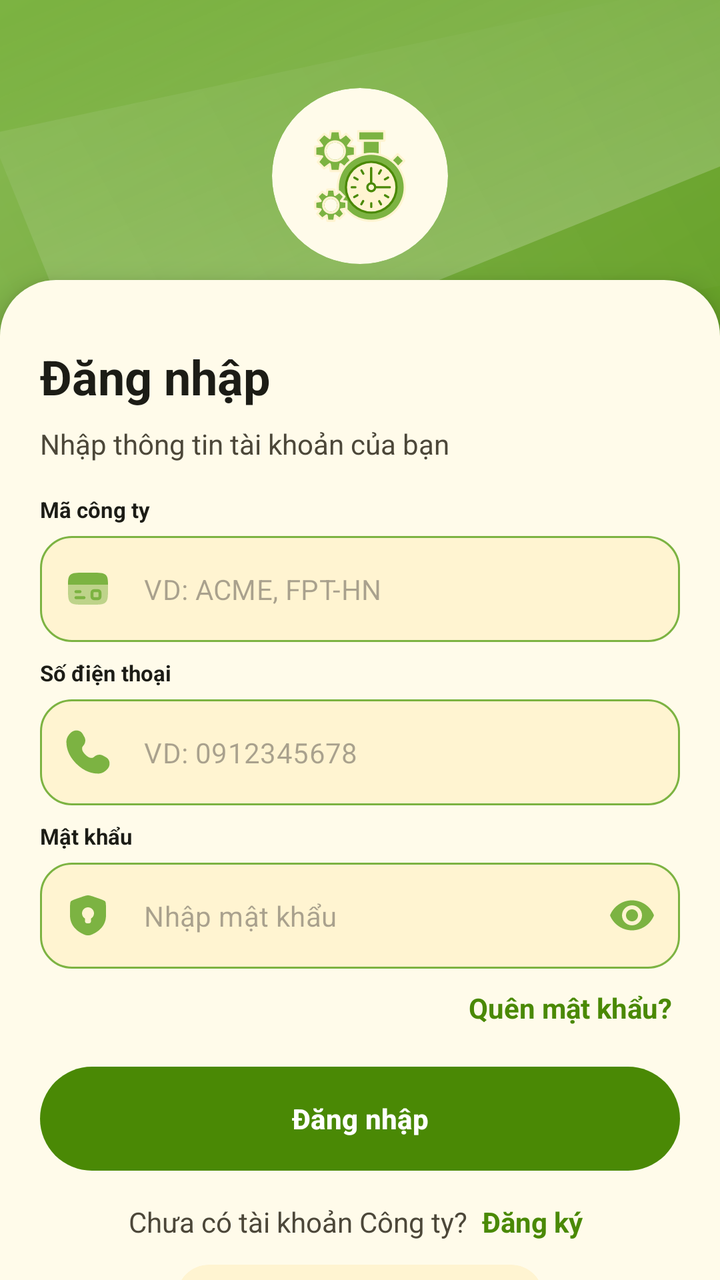
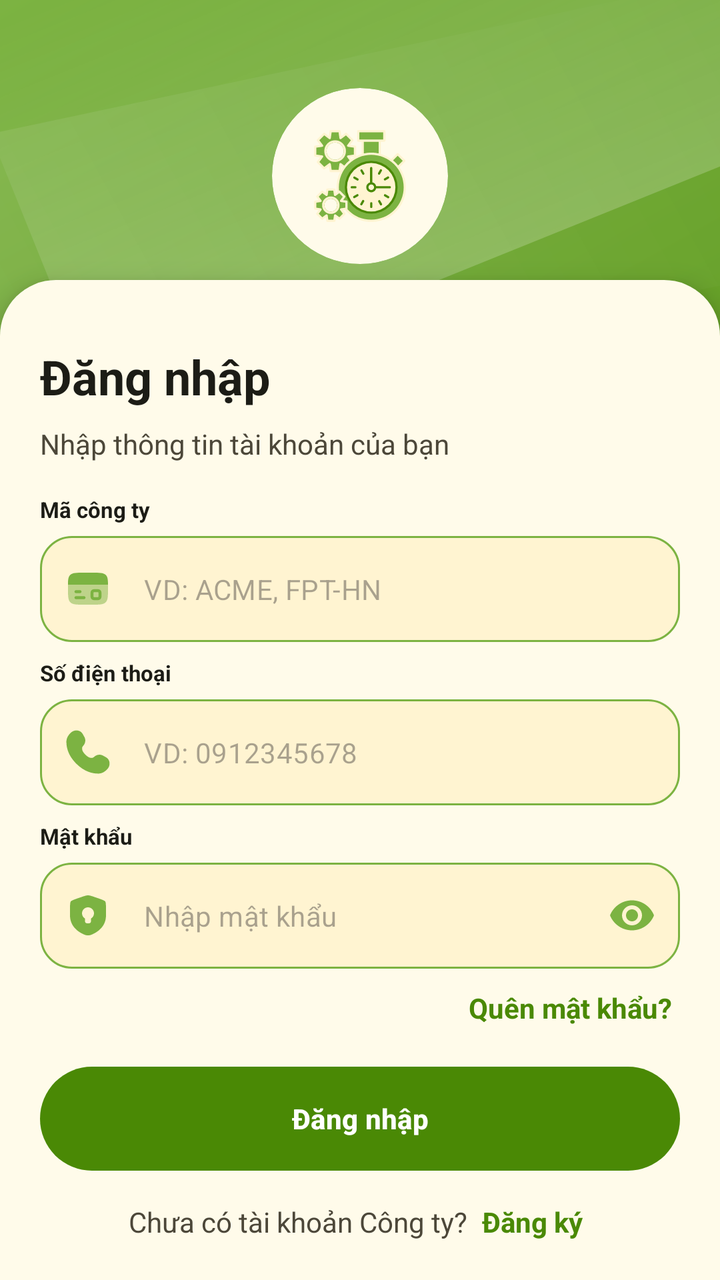

Screens rendered from an Android XML layout before and after an edit, with the pre-edit source and the edit as a unified diff.
<!-- AndroidManifest.xml: application theme Theme.AttendanceApp -->
<!-- res/layout/fragment_login.xml -->
<?xml version="1.0" encoding="utf-8"?>
<androidx.coordinatorlayout.widget.CoordinatorLayout
    xmlns:android="http://schemas.android.com/apk/res/android"
    xmlns:app="http://schemas.android.com/apk/res-auto"
    xmlns:tools="http://schemas.android.com/tools"
    android:layout_width="match_parent"
    android:layout_height="match_parent"
    android:background="@drawable/bg_login_header"
    tools:context=".ui.main.auth.login.LoginFragment">

    
    <androidx.constraintlayout.widget.ConstraintLayout
        android:id="@+id/headerLayout"
        android:layout_width="match_parent"
        android:layout_height="match_parent">

        
        <LinearLayout
            android:id="@+id/loginHeader"
            android:layout_width="match_parent"
            android:layout_height="wrap_content"
            android:layout_marginTop="44dp"
            android:gravity="center"
            android:orientation="vertical"
            android:paddingHorizontal="@dimen/spacing_xl"
            app:layout_constraintEnd_toEndOf="parent"
            app:layout_constraintHorizontal_bias="0.0"
            app:layout_constraintStart_toStartOf="parent"
            app:layout_constraintTop_toTopOf="parent">

            <com.google.android.material.card.MaterialCardView
                android:id="@+id/cardLogo"
                android:layout_width="@dimen/login_logo_size"
                android:layout_height="@dimen/login_logo_size"
                app:cardCornerRadius="@dimen/radius_full"
                app:cardElevation="@dimen/elevation_none"
                app:strokeWidth="@dimen/border_none">

                <ImageView
                    android:id="@+id/ivLogo"
                    android:layout_width="match_parent"
                    android:layout_height="match_parent"
                    android:contentDescription="@string/app_name"
                    android:padding="@dimen/spacing_l"
                    android:src="@drawable/ic_logo" />
            </com.google.android.material.card.MaterialCardView>

            <TextView
                android:id="@+id/tvWelcome"
                android:layout_width="wrap_content"
                android:layout_height="wrap_content"
                android:layout_marginTop="@dimen/spacing_m"
                android:fontFamily="sans-serif-black"
                android:gravity="center"
                android:text="@string/login_welcome_title"
                android:textColor="?attr/colorOnPrimary"
                android:textSize="@dimen/text_size_headline_medium" />

            <TextView
                android:id="@+id/tvSubtitle"
                android:layout_width="wrap_content"
                android:layout_height="wrap_content"
                android:layout_marginTop="@dimen/spacing_2xs"
                android:alpha="0.8"
                android:gravity="center"
                android:text="@string/login_welcome_subtitle"
                android:textColor="?attr/colorOnPrimary"
                android:textSize="@dimen/text_size_body_medium" />

        </LinearLayout>
    </androidx.constraintlayout.widget.ConstraintLayout>

    
    <androidx.core.widget.NestedScrollView
        android:id="@+id/bottomSheet"
        android:layout_width="match_parent"
        android:layout_height="wrap_content"
        android:background="@drawable/bg_bottom_sheet"
        android:elevation="8dp"
        android:overScrollMode="never"
        app:behavior_fitToContents="true"
        app:behavior_hideable="false"
        app:behavior_peekHeight="500dp"
        app:layout_behavior="com.google.android.material.bottomsheet.BottomSheetBehavior">

        <LinearLayout
            android:layout_width="match_parent"
            android:layout_height="wrap_content"
            android:orientation="vertical"
            android:paddingHorizontal="@dimen/spacing_xl"
            android:paddingTop="@dimen/spacing_3xl"
            android:paddingBottom="@dimen/spacing_3xl">

            <TextView
                android:layout_width="wrap_content"
                android:layout_height="wrap_content"
                android:text="Đăng nhập"
                android:textColor="?attr/colorOnSurface"
                android:textSize="@dimen/text_size_headline_small"
                android:textStyle="bold" />

            <TextView
                android:layout_width="wrap_content"
                android:layout_height="wrap_content"
                android:layout_marginTop="@dimen/spacing_s"
                android:text="Nhập thông tin tài khoản của bạn"
                android:textColor="?attr/colorOnSurfaceVariant"
                android:textSize="@dimen/text_size_body_medium" />

            
            <TextView
                android:layout_width="wrap_content"
                android:layout_height="wrap_content"
                android:layout_marginTop="@dimen/spacing_l"
                android:text="Mã công ty"
                android:textColor="?attr/colorOnSurface"
                android:textSize="@dimen/text_size_body_small"
                android:textStyle="bold" />

            <com.google.android.material.textfield.TextInputLayout
                android:id="@+id/tilCompanyCode"
                style="@style/AppTextInputLayout"
                android:layout_width="match_parent"
                android:layout_height="wrap_content"
                android:layout_marginTop="@dimen/spacing_xs"
                app:endIconMode="clear_text"
                app:hintEnabled="false"
                app:startIconDrawable="@drawable/ic_card_company">

                <com.google.android.material.textfield.TextInputEditText
                    android:id="@+id/edtCompanyCode"
                    style="@style/AppTextInputEditText"
                    android:layout_width="match_parent"
                    android:layout_height="wrap_content"
                    android:hint="VD: ACME, FPT-HN"
                    android:inputType="textCapCharacters"
                    android:maxLines="1" />
            </com.google.android.material.textfield.TextInputLayout>

            
            <TextView
                android:layout_width="wrap_content"
                android:layout_height="wrap_content"
                android:layout_marginTop="@dimen/spacing_s"
                android:text="Số điện thoại"
                android:textColor="?attr/colorOnSurface"
                android:textSize="@dimen/text_size_body_small"
                android:textStyle="bold" />

            <com.google.android.material.textfield.TextInputLayout
                android:id="@+id/tilPhone"
                style="@style/AppTextInputLayout"
                android:layout_width="match_parent"
                android:layout_height="wrap_content"
                android:layout_marginTop="@dimen/spacing_xs"
                app:endIconMode="clear_text"
                app:hintEnabled="false"
                app:startIconDrawable="@drawable/ic_phone">

                <com.google.android.material.textfield.TextInputEditText
                    android:id="@+id/edtPhone"
                    style="@style/AppTextInputEditText"
                    android:layout_width="match_parent"
                    android:layout_height="wrap_content"
                    android:hint="VD: 0912345678"
                    android:inputType="phone"
                    android:maxLength="10"
                    android:maxLines="1" />
            </com.google.android.material.textfield.TextInputLayout>

            
            <TextView
                android:layout_width="wrap_content"
                android:layout_height="wrap_content"
                android:layout_marginTop="@dimen/spacing_s"
                android:text="Mật khẩu"
                android:textColor="?attr/colorOnSurface"
                android:textSize="@dimen/text_size_body_small"
                android:textStyle="bold" />

            <com.google.android.material.textfield.TextInputLayout
                android:id="@+id/tilPassword"
                style="@style/AppTextInputLayout"
                android:layout_width="match_parent"
                android:layout_height="wrap_content"
                android:layout_marginTop="@dimen/spacing_xs"
                app:endIconMode="password_toggle"
                app:hintEnabled="false"
                app:startIconDrawable="@drawable/ic_lock">

                <com.google.android.material.textfield.TextInputEditText
                    android:id="@+id/edtPassword"
                    style="@style/AppTextInputEditText"
                    android:layout_width="match_parent"
                    android:layout_height="wrap_content"
                    android:hint="Nhập mật khẩu"
                    android:inputType="textPassword"
                    android:maxLines="1" />
            </com.google.android.material.textfield.TextInputLayout>

            
            <TextView
                android:id="@+id/tvForgotPassword"
                android:layout_width="wrap_content"
                android:layout_height="wrap_content"
                android:layout_gravity="end"
                android:layout_marginTop="@dimen/spacing_xs"
                android:background="?attr/selectableItemBackground"
                android:padding="@dimen/spacing_2xs"
                android:text="@string/auth_forgot_password"
                android:textColor="?attr/colorPrimary"
                android:textSize="@dimen/text_size_label_large"
                android:textStyle="bold" />

            
            <LinearLayout
                android:layout_width="match_parent"
                android:layout_height="wrap_content"
                android:layout_marginTop="@dimen/spacing_l"
                android:gravity="center_vertical"
                android:orientation="horizontal">

                <com.google.android.material.button.MaterialButton
                    android:id="@+id/btnLogin"
                    style="@style/ButtonMaxWidthStyle"
                    android:layout_width="0dp"
                    android:layout_height="@dimen/button_height_default"
                    android:layout_weight="1"
                    android:text="@string/auth_login_button"
                    app:cornerRadius="@dimen/radius_full" />

            </LinearLayout>

            
            <LinearLayout
                android:id="@+id/layoutSignUp"
                android:layout_width="wrap_content"
                android:layout_height="wrap_content"
                android:layout_gravity="center_horizontal"
                android:layout_marginTop="@dimen/spacing_m"
                android:gravity="center"
                android:orientation="horizontal">

                <TextView
                    android:layout_width="wrap_content"
                    android:layout_height="wrap_content"
                    android:text="Chưa có tài khoản Công ty?"
                    android:textColor="?attr/colorOnSurfaceVariant"
                    android:textSize="@dimen/text_size_body_medium" />

                <TextView
                    android:id="@+id/tvSignUp"
                    android:layout_width="wrap_content"
                    android:layout_height="wrap_content"
                    android:background="?attr/selectableItemBackground"
                    android:padding="@dimen/spacing_2xs"
                    android:text=" Đăng ký"
                    android:textColor="?attr/colorPrimary"
                    android:textSize="@dimen/text_size_body_medium"
                    android:textStyle="bold" />
            </LinearLayout>

            
            <com.google.android.material.card.MaterialCardView
                android:id="@+id/btnContactSupport"
                style="@style/ItemCard"
                android:layout_width="wrap_content"
                android:layout_height="wrap_content"
                android:layout_gravity="center_horizontal"
                android:layout_marginTop="@dimen/spacing_s"
                app:cardBackgroundColor="?attr/colorSurfaceVariant"
                app:cardCornerRadius="@dimen/radius_full"
                app:cardElevation="0dp"
                app:strokeWidth="0dp">

                <LinearLayout
                    android:layout_width="wrap_content"
                    android:layout_height="wrap_content"
                    android:gravity="center"
                    android:orientation="horizontal"
                    android:paddingHorizontal="@dimen/spacing_l"
                    android:paddingVertical="@dimen/spacing_s">

                    <ImageView
                        android:layout_width="@dimen/icon_size_s"
                        android:layout_height="@dimen/icon_size_s"
                        android:layout_marginEnd="@dimen/spacing_2xs"
                        android:importantForAccessibility="no"
                        android:src="@drawable/ic_phone"
                        app:tint="?attr/colorPrimary" />

                    <TextView
                        android:layout_width="wrap_content"
                        android:layout_height="wrap_content"
                        android:text="@string/forgot_password_contact_help"
                        android:textColor="?attr/colorOnSurfaceVariant"
                        android:textSize="@dimen/text_size_body_small" />

                    <TextView
                        android:layout_width="wrap_content"
                        android:layout_height="wrap_content"
                        android:text="@string/forgot_password_contact_support"
                        android:textColor="?attr/colorPrimary"
                        android:textSize="@dimen/text_size_body_small"
                        android:textStyle="bold" />
                </LinearLayout>
            </com.google.android.material.card.MaterialCardView>

        </LinearLayout>
    </androidx.core.widget.NestedScrollView>

    
    <com.google.android.material.progressindicator.CircularProgressIndicator
        android:id="@+id/progressBar"
        android:layout_width="wrap_content"
        android:layout_height="wrap_content"
        android:layout_gravity="center"
        android:indeterminate="true"
        android:visibility="gone"
        app:indicatorColor="?attr/colorOnPrimary" />

</androidx.coordinatorlayout.widget.CoordinatorLayout>
<!-- resources referenced by this layout -->
<resources>
  <dimen name="border_none">0dp</dimen>
  <dimen name="button_height_default">52dp</dimen>
  <dimen name="elevation_none">0dp</dimen>
  <dimen name="icon_size_s">16dp</dimen>
  <dimen name="login_logo_size">88dp</dimen>
  <dimen name="radius_full">999dp</dimen>
  <dimen name="spacing_2xs">4dp</dimen>
  <dimen name="spacing_3xl">32dp</dimen>
  <dimen name="spacing_l">16dp</dimen>
  <dimen name="spacing_m">12dp</dimen>
  <dimen name="spacing_s">8dp</dimen>
  <dimen name="spacing_xl">20dp</dimen>
  <dimen name="spacing_xs">6dp</dimen>
  <dimen name="text_size_body_medium">14sp</dimen>
  <dimen name="text_size_body_small">11sp</dimen>
  <dimen name="text_size_headline_medium">28sp</dimen>
  <dimen name="text_size_headline_small">24sp</dimen>
  <dimen name="text_size_label_large">14sp</dimen>
  <string name="app_name">Quản lý chấm công</string>
  <string name="auth_forgot_password">Quên mật khẩu?</string>
  <string name="auth_login_button">Đăng nhập</string>
  <string name="forgot_password_contact_help">Cần giúp đỡ? </string>
  <string name="forgot_password_contact_support">Liên hệ CSKH</string>
  <string name="login_welcome_subtitle">Đăng nhập để bắt đầu làm việc</string>
  <string name="login_welcome_title">Bắt đầu ngày làm việc!</string>
  <style name="Theme.AttendanceApp" parent="Theme.AttendanceApp.Avocado" />
  <dimen name="radius_m">12dp</dimen>
  <dimen name="elevation_s">1dp</dimen>
  <color name="md_theme_light_primary">#4A8905</color>
  <color name="md_theme_light_onPrimary">#FFFFFF</color>
  <color name="md_theme_light_primaryContainer">#E2F0D3</color>
  <color name="md_theme_light_onPrimaryContainer">#14240B</color>
  <color name="md_theme_light_secondary">#7CB342</color>
  <color name="md_theme_light_onSecondary">#FFFFFF</color>
  <color name="md_theme_light_secondaryContainer">#F1F8E9</color>
  <color name="md_theme_light_onSecondaryContainer">#254106</color>
  <color name="md_theme_light_background">#FFFDF5</color>
  <color name="md_theme_light_onBackground">#1C1C16</color>
  <color name="md_theme_light_surface">#FFFBEA</color>
  <color name="md_theme_light_onSurface">#1C1C16</color>
  <color name="md_theme_light_surfaceVariant">#FFF4D1</color>
  <color name="md_theme_light_onSurfaceVariant">#4C4739</color>
  <color name="md_theme_light_outline">#D0C7B8</color>
  <color name="md_theme_light_outlineVariant">#EBE1D1</color>
  <color name="md_theme_light_error">#BA1A1A</color>
  <color name="md_theme_light_onError">#FFFFFF</color>
  <color name="md_theme_light_errorContainer">#FFDAD6</color>
  <color name="md_theme_light_onErrorContainer">#410002</color>
  <color name="attendance_present">#1B5E20</color>
  <color name="attendance_present_container">#E6FFD2</color>
  <color name="attendance_late">#E67E22</color>
  <color name="attendance_late_container">#FFEDD7</color>
  <color name="attendance_absent">#C0392B</color>
  <color name="attendance_absent_container">#FFE0DA</color>
  <color name="attendance_leave">#8E24AA</color>
  <color name="attendance_leave_container">#FDEBFF</color>
  <color name="attendance_not_checked">#5D6D7E</color>
  <color name="attendance_not_checked_container">#F2F4F4</color>
  <color name="attendance_weekend">#A9C6D9</color>
  <color name="attendance_weekend_container">#EEF6FB</color>
  <color name="attendance_early_leave">#2980B9</color>
  <color name="attendance_early_leave_container">#EBF5FB</color>
  <color name="attendance_present_card">#F0F9E6</color>
  <color name="attendance_late_card">#FFF5EB</color>
  <color name="attendance_absent_card">#FFF0EE</color>
  <color name="attendance_leave_card">#FAF5FC</color>
  <color name="attendance_not_checked_card">#F7F8F8</color>
  <color name="attendance_weekend_card">#F4F8FB</color>
  <color name="attendance_early_leave_card">#F2F8FC</color>
  <!-- unchanged entries left out for length: 12 -->
</resources>

<!-- the commit's change to res/layout/fragment_login.xml (unified diff, before → after) -->
@@ -267,7 +267,7 @@
                 android:layout_width="wrap_content"
                 android:layout_height="wrap_content"
                 android:layout_gravity="center_horizontal"
-                android:layout_marginTop="@dimen/spacing_s"
+                android:layout_marginTop="@dimen/spacing_l"
                 app:cardBackgroundColor="?attr/colorSurfaceVariant"
                 app:cardCornerRadius="@dimen/radius_full"
                 app:cardElevation="0dp"
